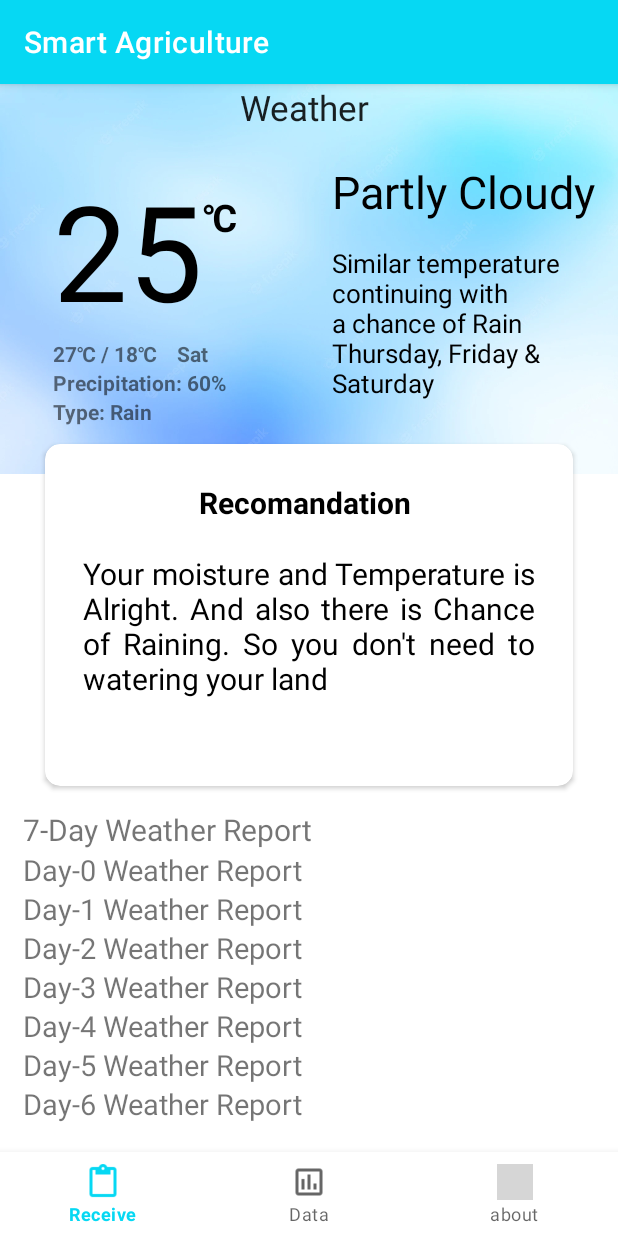
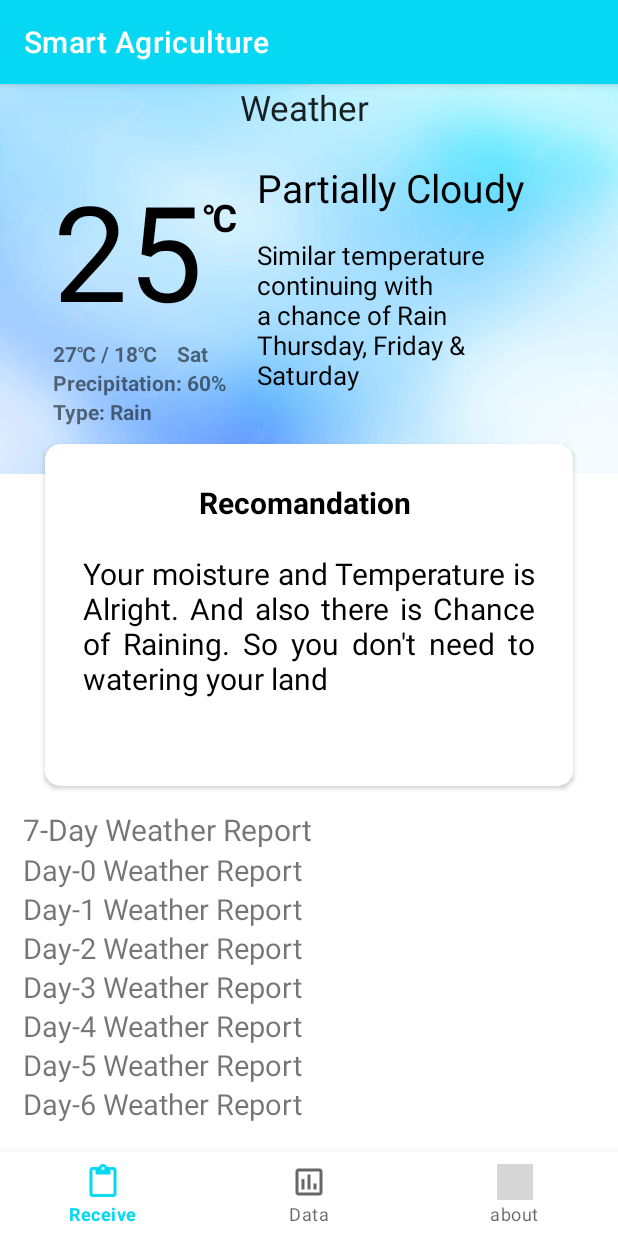
Before and after one commit to 6shihab/smartirrigration, an Android app: the WeatherActivity screen opened directly, with no data from a screen before it, on a phone screen of 412 x 824 dp. Run offline under Robolectric (Android 15) with nearby library versions, the light colour scheme and no system bars; our stand-ins replace Volley; network calls fail; grey boxes are pictures that could not be loaded.

Commit message:
weather layout changes

```diff
--- a/app/src/main/res/layout/activity_weather.xml
+++ b/app/src/main/res/layout/activity_weather.xml
@@ -90,10 +90,12 @@
                 android:id="@+id/currentConditionTextViewID"
                 android:layout_width="wrap_content"
                 android:layout_height="wrap_content"
-                android:text="Partly Cloudy"
-                android:textSize="30sp"
+                android:text="Partially Cloudy"
+                android:textSize="26sp"
                 android:textColor="@color/black"
+                android:layout_marginLeft="20dp"
                 app:layout_constraintTop_toTopOf="@id/tempTextView"
+                app:layout_constraintStart_toEndOf="@+id/precipitationTextviewID"
                 app:layout_constraintRight_toRightOf="parent"
                 android:layout_marginRight="15dp"
                 />
@@ -106,9 +108,10 @@
                 android:textColor="@color/black"
                 android:textSize="17dp"
                 android:justificationMode="none"
+                android:layout_marginLeft="20dp"
                 android:text="Similar temperature continuing with a chance of Rain Thursday, Friday &amp; Saturday"
-                app:layout_constraintRight_toRightOf="@id/currentConditionTextViewID"
-                app:layout_constraintStart_toStartOf="@+id/currentConditionTextViewID"
+                app:layout_constraintRight_toRightOf="parent"
+                app:layout_constraintStart_toEndOf="@+id/precipitationTextviewID"
                 app:layout_constraintTop_toBottomOf="@id/currentConditionTextViewID" />
             <TextView
                 android:id="@+id/heading"
```
